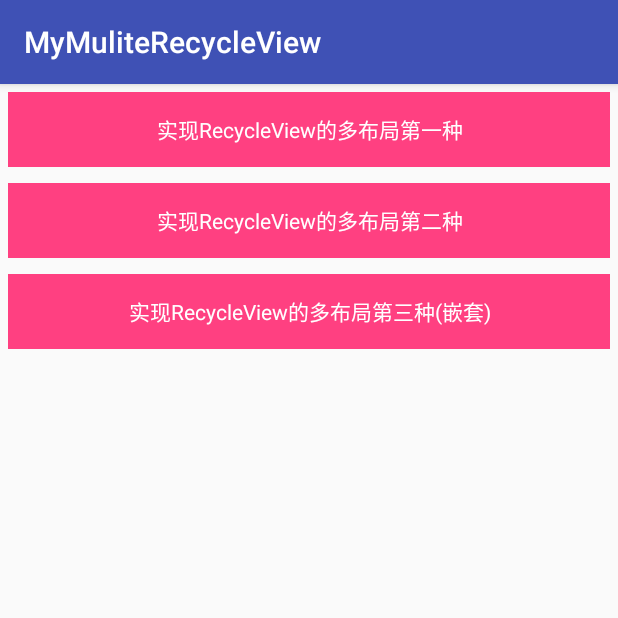
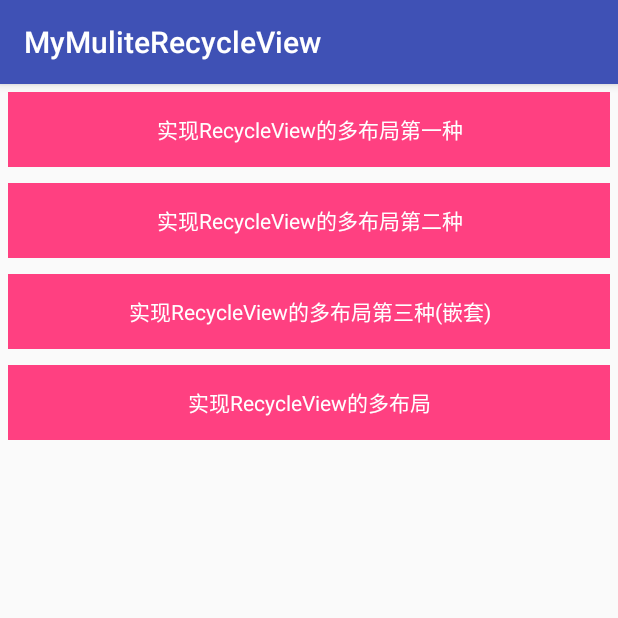
Before and after one commit to caichengan/MyMuliteRecycleView, an Android app: the screen it shows after launch (MainActivity), on a phone screen of 412 x 824 dp, the top half of it. Run offline under Robolectric (Android 15) with nearby library versions, the phone set to English and light mode, and no system bars.

Commit message:
利用第三方实现RecycleView多布局

```diff
--- a/app/src/main/AndroidManifest.xml
+++ b/app/src/main/AndroidManifest.xml
@@ -21,6 +21,7 @@
         <activity android:name=".RecycleViewMuliteActivity"/>
         <activity android:name=".RecycleTwoWayMuliteActivity"/>
         <activity android:name=".RecycleThreeWayMuliteActivity"/>
+        <activity android:name=".RecycleActivity"/>
     </application>
 
 </manifest>
--- a/app/src/main/java/com/diandianguanjia/mymuliterecycleview/MainActivity.java
+++ b/app/src/main/java/com/diandianguanjia/mymuliterecycleview/MainActivity.java
@@ -22,9 +22,10 @@ public class MainActivity extends AppCompatActivity implements View.OnClickListe
        TextView recycle01= (TextView) findViewById(R.id.recycle01);
        TextView recycle02= (TextView) findViewById(R.id.recycle02);
        TextView recycle03= (TextView) findViewById(R.id.recycle03);
+       TextView recycle04= (TextView) findViewById(R.id.recycle04);
         recycle01.setOnClickListener(this);
         recycle02.setOnClickListener(this);
-        recycle03.setOnClickListener(this);
+        recycle04.setOnClickListener(this);
     }
 
     @Override
@@ -40,6 +41,9 @@ public class MainActivity extends AppCompatActivity implements View.OnClickListe
             case R.id.recycle03:
                 startActivity(new Intent(this,RecycleThreeWayMuliteActivity.class));
                 break;
+            case R.id.recycle04:
+                startActivity(new Intent(this,RecycleActivity.class));
+                break;
         }
 
     }
--- a/app/src/main/res/layout/activity_main.xml
+++ b/app/src/main/res/layout/activity_main.xml
@@ -43,5 +43,18 @@
             android:text="实现RecycleView的多布局第三种(嵌套)"
             android:layout_height="match_parent" />
     </LinearLayout>
+    <LinearLayout
+        android:layout_width="match_parent"
+        android:layout_margin="5dp"
+        android:background="@color/colorAccent"
+        android:layout_height="50dp">
+        <TextView
+            android:id="@+id/recycle04"
+            android:layout_width="match_parent"
+            android:gravity="center"
+            android:textColor="@android:color/white"
+            android:text="实现RecycleView的多布局"
+            android:layout_height="match_parent" />
+    </LinearLayout>
 
 </LinearLayout>
```
Also changed, not shown: app/build.gradle (+7 -0 lines), app/src/main/java/com/diandianguanjia/mymuliterecycleview/QBaseRecycleAdapter.java (added, +46 -0 lines), app/src/main/java/com/diandianguanjia/mymuliterecycleview/RecycleActivity.java (added, +100 -0 lines), app/src/main/java/com/diandianguanjia/mymuliterecycleview/RecycleListMode.java (+11 -1 lines).
